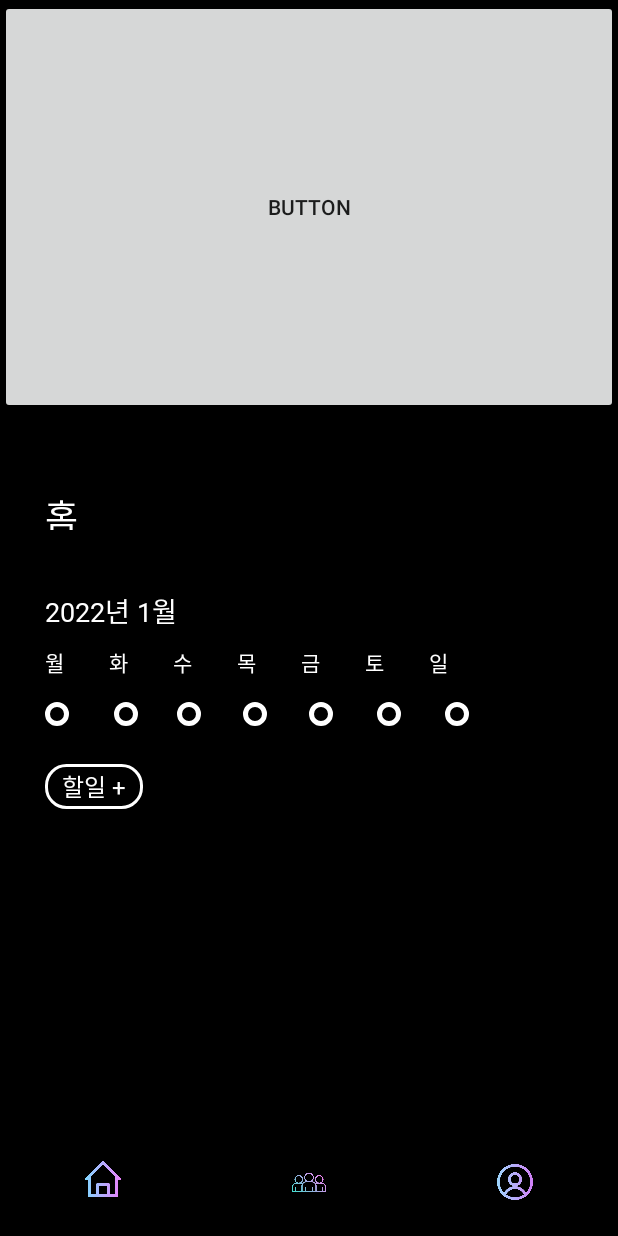
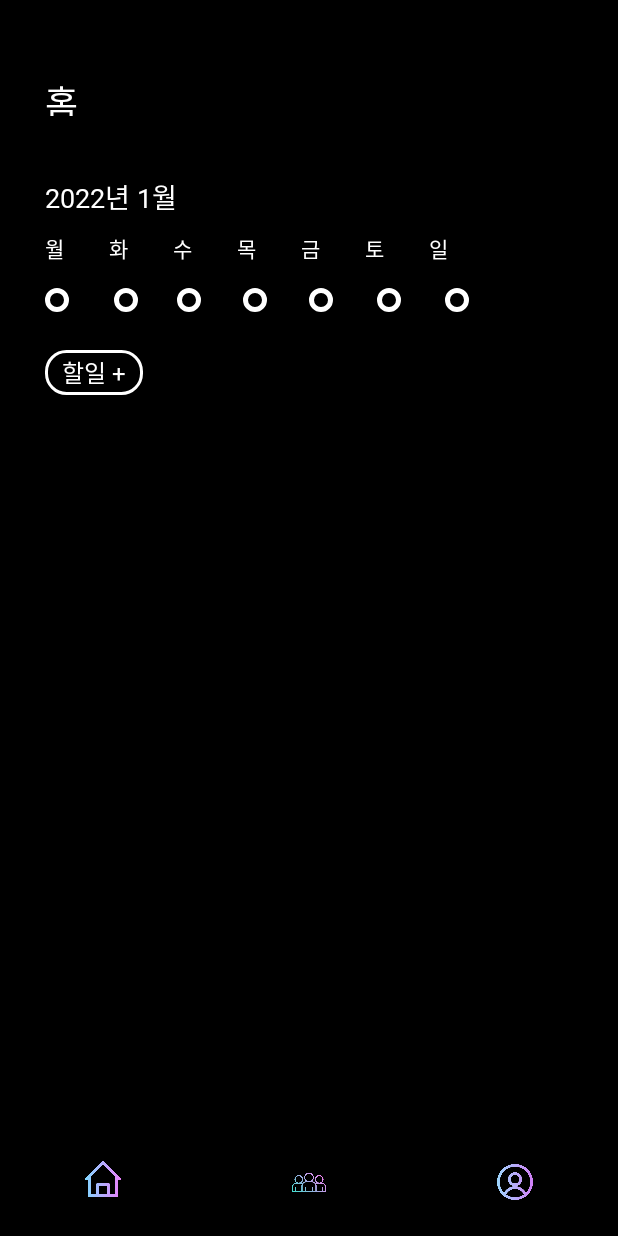
Before and after one commit to taehyun24/Social_TODOLIST, an Android app: the MainActivity screen opened directly, with no data from a screen before it, on a phone screen of 412 x 824 dp. Run offline under Robolectric (Android 15) with nearby library versions, the phone set to English and light mode, and no system bars; our stand-ins replace navigation-ui.

Commit message:
2022.01.12 work xml 화면 작업, 로그인 기능 구현, 네비게이션바 기능, 뷰페이저 기능 구현

```diff
--- a/app/src/main/res/layout/activity_main.xml
+++ b/app/src/main/res/layout/activity_main.xml
@@ -8,13 +8,6 @@
     android:orientation="vertical"
     tools:context=".MainActivity">
 
-
-    <Button
-        android:id="@+id/button"
-        android:layout_width="match_parent"
-        android:layout_height="wrap_content"
-        android:layout_weight="1"
-        android:text="Button" />
 
     <androidx.viewpager2.widget.ViewPager2
         android:id="@+id/viewpager"
```
